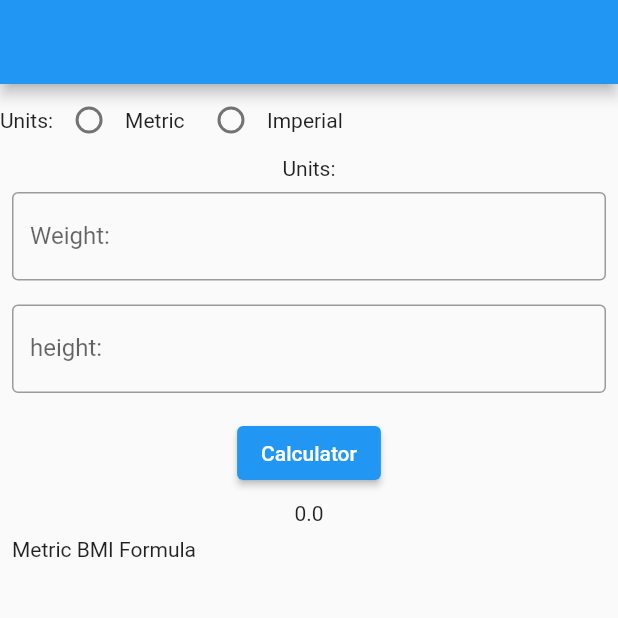
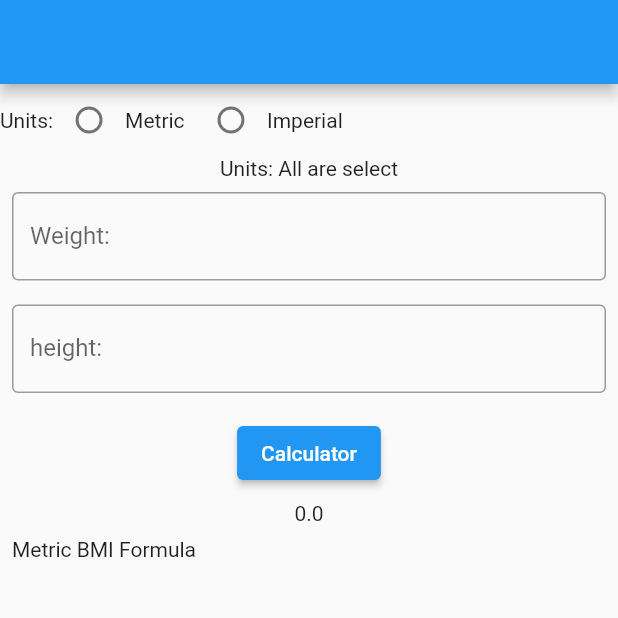
Before and after one commit to Ashish131294/BMI_calculator, a Flutter app: the screen it shows after launch, on a phone screen of 412 x 824 dp, the top half of it. Run offline on Flutter 3.47's test engine with Material 2 defaults, Android fonts, the phone set to English and light mode, and no system bars.

Commit message:
Initial commit

```diff
--- a/lib/demo.dart
+++ b/lib/demo.dart
@@ -116,7 +116,7 @@ class demo extends StatelessWidget {
               Text("Imperial "),
             ],
           ),
-          Text("Units:"),
+          Text("Units: All are select"),
           /*PopupMenuButton(itemBuilder: (context) {
             return [PopupMenuItem(child: Text("Metric")),
               PopupMenuItem(child: Text("Imperial"))
```
